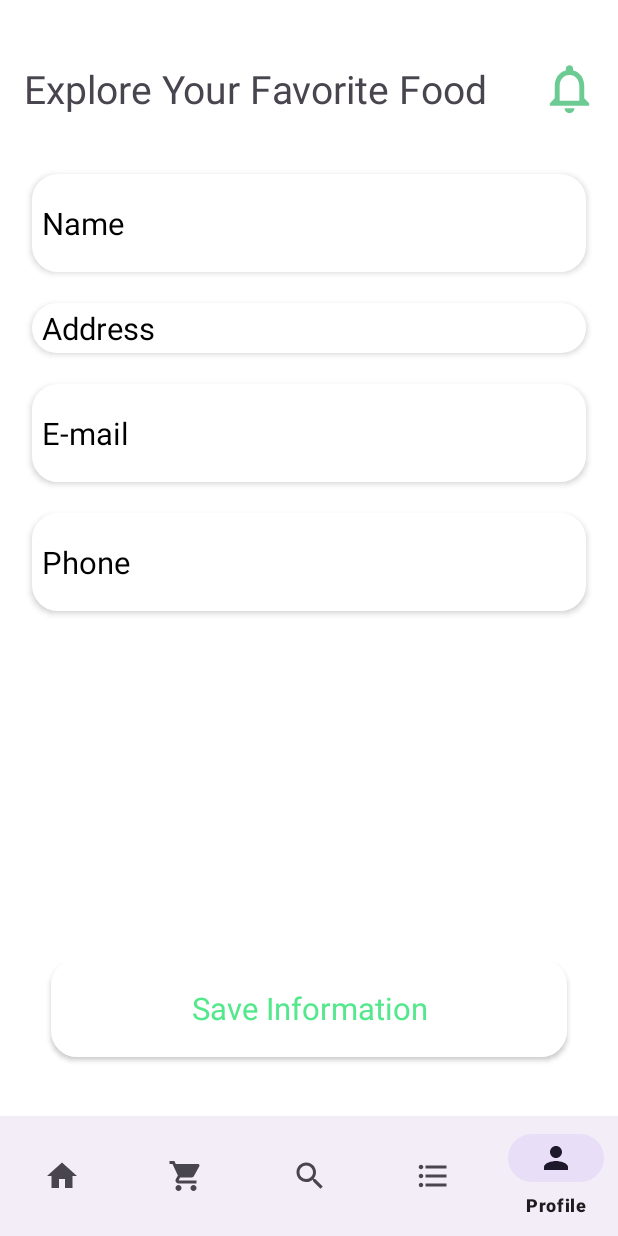
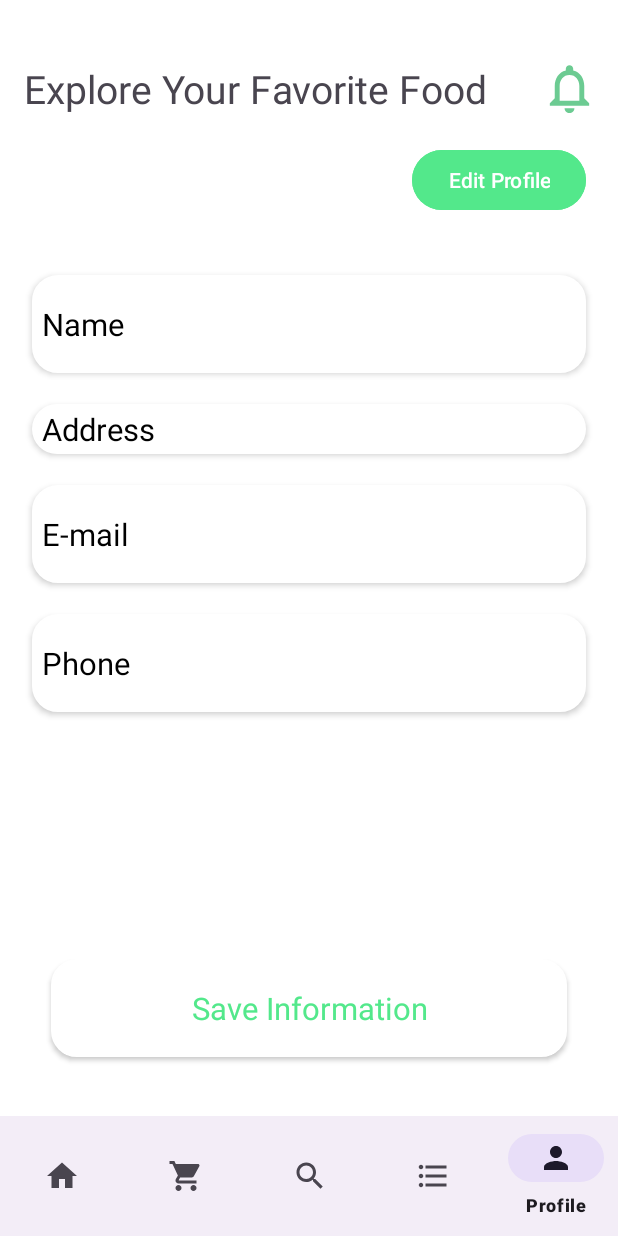
Before and after one commit to Swarnima2004/FoodieWorld, an Android app: the ProfileFragment screen opened through its navigation route, on a phone screen of 412 x 824 dp. Run offline under Robolectric (Android 15) with nearby library versions, the phone set to English and light mode, and no system bars; our stand-ins replace Firebase (no records; nobody signed in at launch, a user with empty details on screens opened directly), navigation-ui, sdp/ssp sizes; libraries missing offline, so code that uses them is left out: com.denzcoskun.imageslider; Roboto replaces fonts that are not available here; 7 statements that could not run were skipped.

Commit message:
edit option btn added

```diff
--- a/app/src/main/java/com/example/foodieworld/Fragments/ProfileFragment.kt
+++ b/app/src/main/java/com/example/foodieworld/Fragments/ProfileFragment.kt
@@ -1,12 +1,11 @@
 package com.example.foodieworld.Fragments
 
 import android.os.Bundle
-import androidx.fragment.app.Fragment
 import android.view.LayoutInflater
 import android.view.View
 import android.view.ViewGroup
 import android.widget.Toast
-import com.example.foodieworld.R
+import androidx.fragment.app.Fragment
 import com.example.foodieworld.databinding.FragmentProfileBinding
 import com.example.foodieworld.model.userModel
 import com.google.firebase.auth.FirebaseAuth
@@ -17,7 +16,7 @@ import com.google.firebase.database.ValueEventListener
 
 class ProfileFragment : Fragment() {
     private lateinit var binding: FragmentProfileBinding
-      private val auth = FirebaseAuth.getInstance()
+    private val auth = FirebaseAuth.getInstance()
     private val database = FirebaseDatabase.getInstance()
 
     override fun onCreate(savedInstanceState: Bundle?) {
@@ -29,16 +28,30 @@ class ProfileFragment : Fragment() {
         inflater: LayoutInflater, container: ViewGroup?,
         savedInstanceState: Bundle?
     ): View? {
-        binding = FragmentProfileBinding.inflate(inflater,container,false)
+        binding = FragmentProfileBinding.inflate(inflater, container, false)
 
         setUserData()
+        binding.apply {
+            userName.isEnabled = false
+            userEmail.isEnabled = false
+            userPhone.isEnabled = false
+            userAddress.isEnabled = false
+
+            binding.editTextBtn.setOnClickListener {
+
+                userName.isEnabled =! userName.isEnabled
+                userEmail.isEnabled =! userEmail.isEnabled
+                userAddress.isEnabled =! userAddress.isEnabled
+                userPhone.isEnabled =! userPhone.isEnabled
+            }
+        }
         binding.saveInfoBtn.setOnClickListener {
-            val name =binding.userName.text.toString()
-            val email =binding.userEmail.text.toString()
-            val address =binding.userAddress.text.toString()
-            val phone =binding.userPhone.text.toString()
+            val name = binding.userName.text.toString()
+            val email = binding.userEmail.text.toString()
+            val address = binding.userAddress.text.toString()
+            val phone = binding.userPhone.text.toString()
 
-            updateUserData(name,email,address,phone)
+            updateUserData(name, email, address, phone)
 
         }
         return binding.root
@@ -46,8 +59,8 @@ class ProfileFragment : Fragment() {
     }
 
     private fun updateUserData(name: String, email: String, address: String, phone: String) {
-          val userId = auth.currentUser?.uid
-        if(userId != null){
+        val userId = auth.currentUser?.uid
+        if (userId != null) {
             val userReference = database.getReference("user").child(userId)
             val userData = hashMapOf(
                 "name" to name,
@@ -56,23 +69,28 @@ class ProfileFragment : Fragment() {
                 "phone" to phone
             )
             userReference.setValue(userData).addOnSuccessListener {
-                Toast.makeText(requireContext(), "Profile updated Successfully😊😊", Toast.LENGTH_SHORT).show()
+                Toast.makeText(
+                    requireContext(),
+                    "Profile updated Successfully😊😊",
+                    Toast.LENGTH_SHORT
+                ).show()
             }.addOnFailureListener {
-                Toast.makeText(requireContext(), "Profile failed to update😔😔", Toast.LENGTH_SHORT).show()
+                Toast.makeText(requireContext(), "Profile failed to update😔😔", Toast.LENGTH_SHORT)
+                    .show()
             }
         }
     }
 
     private fun setUserData() {
         val userId = auth.currentUser?.uid
-        if(userId != null){
+        if (userId != null) {
             val userReference = database.getReference("user").child(userId)
 
-            userReference.addListenerForSingleValueEvent(object :ValueEventListener{
+            userReference.addListenerForSingleValueEvent(object : ValueEventListener {
                 override fun onDataChange(snapshot: DataSnapshot) {
-                    if(snapshot.exists()){
+                    if (snapshot.exists()) {
                         val userProfile = snapshot.getValue(userModel::class.java)
-                        if(userProfile != null){
+                        if (userProfile != null) {
                             binding.userName.setText(userProfile.name)
                             binding.userAddress.setText(userProfile.address)
                             binding.userEmail.setText(userProfile.email)
--- a/app/src/main/res/layout/fragment_profile.xml
+++ b/app/src/main/res/layout/fragment_profile.xml
@@ -11,6 +11,17 @@
         android:layout_width="match_parent"
         android:layout_height="match_parent"
         android:orientation="vertical">
+
+        <Button
+            android:id="@+id/editTextBtn"
+            android:layout_width="wrap_content"
+            android:layout_height="wrap_content"
+            android:text="Edit Profile"
+            android:backgroundTint="@color/green"
+            android:layout_gravity="right"
+            android:layout_marginTop="@dimen/_15sdp"
+            android:layout_marginRight="@dimen/_10sdp"
+            />
 
         <LinearLayout
         android:layout_width="match_parent"
@@ -45,7 +56,7 @@
                 android:fontFamily="@font/lato"
                 android:inputType="text"
                 android:minHeight="48dp"
-            />
+                tools:ignore="SpeakableTextPresentCheck" />
     </LinearLayout>
 
     <LinearLayout
```
Lines whose indentation alone changed are shown as unchanged.
